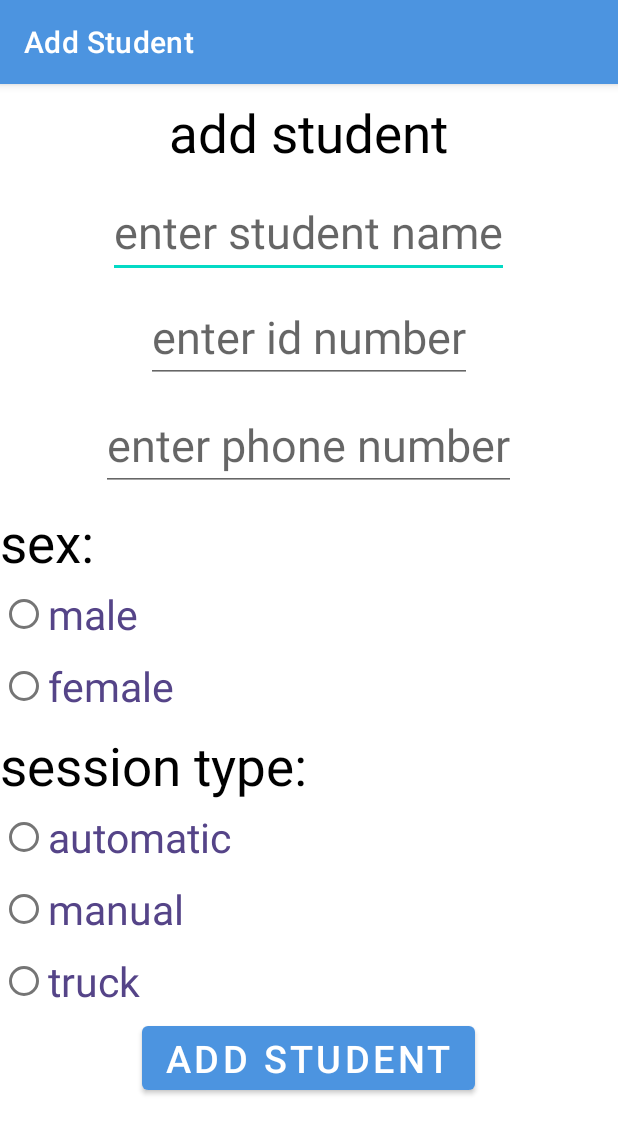
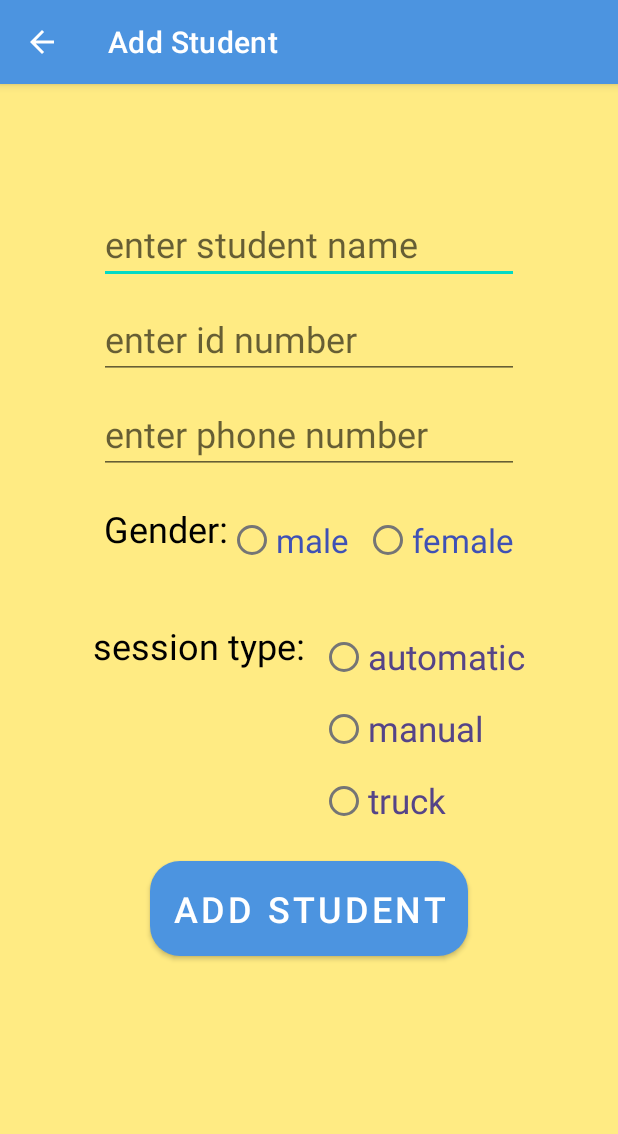
Before and after one commit to Ahmad-Alqattu/Assignment1-Driving-School, an Android app: the AddStudent screen opened directly, with no data from a screen before it, on a phone screen of 412 x 824 dp. Shown: the top 1134 px of the screen. Run offline under Robolectric (Android 15) with nearby library versions, the phone set to English and light mode, and no system bars.

Commit message:
add student

```diff
--- a/app/src/main/AndroidManifest.xml
+++ b/app/src/main/AndroidManifest.xml
@@ -85,7 +85,8 @@
         </activity>
         <activity
             android:name=".Login"
-            android:exported="false">
+            android:exported="false"
+            android:label="Add Student">
             <meta-data
                 android:name="android.app.lib_name"
                 android:value="" />
--- a/app/src/main/java/edu/cs/birzeit/assignment1_driving_school/AddStudent.java
+++ b/app/src/main/java/edu/cs/birzeit/assignment1_driving_school/AddStudent.java
@@ -4,10 +4,16 @@ package edu.cs.birzeit.assignment1_driving_school;
 import androidx.appcompat.app.AppCompatActivity;
 
 import android.os.Bundle;
+import android.view.Menu;
+import android.view.MenuItem;
 import android.view.View;
 import android.widget.Button;
 import android.widget.EditText;
 import android.widget.RadioButton;
+import android.widget.RadioGroup;
+import android.widget.Toast;
+
+import edu.cs.birzeit.assignment1_driving_school.model.Car;
 import edu.cs.birzeit.assignment1_driving_school.model.Student;
 import edu.cs.birzeit.assignment1_driving_school.model.StudentDA;
 
@@ -23,13 +29,31 @@ public class AddStudent extends AppCompatActivity{
     private RadioButton automaticBtn;
     private RadioButton manualBtn;
     private RadioButton truckBtn;
+    private RadioGroup srb;
+    private RadioGroup grb;
 
     @Override
     protected void onCreate(Bundle savedInstanceState) {
         super.onCreate(savedInstanceState);
         setContentView(R.layout.activity_add_student);
         setupView();
+        getSupportActionBar().setDisplayHomeAsUpEnabled(true);
     }
+
+    @Override
+    public boolean onOptionsItemSelected(MenuItem item) {
+        switch (item.getItemId()) {
+            case android.R.id.home:
+                finish();
+                return true;
+        }
+        return super.onOptionsItemSelected(item);
+    }
+
+    public boolean onCreateOptionsMenu(Menu menu) {
+        return true;
+    }
+
 
     public String maleOrFemale(){
         if (maleBtn.isChecked())
@@ -46,7 +70,6 @@ public class AddStudent extends AppCompatActivity{
         else
             return "truck";
     }
-    StudentDA newData = null;
 
     public void setupView() {
         addStudent = findViewById(R.id.addStudent);
@@ -58,6 +81,9 @@ public class AddStudent extends AppCompatActivity{
         automaticBtn = findViewById(R.id.automaticBtn);
         manualBtn = findViewById(R.id.manualBtn);
         truckBtn = findViewById(R.id.truckBtn);
+        grb= findViewById(R.id.grb);
+        srb= findViewById(R.id.srb);
+
 
         addStudent.setOnClickListener(new View.OnClickListener() {
             @Override
@@ -65,12 +91,24 @@ public class AddStudent extends AppCompatActivity{
                 String studentNamee = String.valueOf(studentName.getText().toString());
                 String IDNumberr = String.valueOf(IDNumber.getText().toString());
                 String phoneNumberr = String.valueOf(phoneNumber.getText().toString());
-                Student s = new Student(studentNamee,
-                        IDNumberr, phoneNumberr,
-                        maleOrFemale(),sessionType());
-                newData.students.add(s);
+
+                if(!studentNamee.isEmpty() && !IDNumberr.isEmpty() && !phoneNumberr.isEmpty() && srb.getCheckedRadioButtonId()!=-1&&grb.getCheckedRadioButtonId()!=-1){
+                    Student s = new Student(studentNamee,
+                            IDNumberr, phoneNumberr,
+                            maleOrFemale(),sessionType());
+                    StudentDA.getInstance().addStudentsToTable(s);
+
+                    Toast.makeText(AddStudent.this, "Add successfully", Toast.LENGTH_SHORT).show();
+                    finish();
+                }
+                else
+                {
+                    Toast.makeText(AddStudent.this, "You Should full all Data", Toast.LENGTH_SHORT).show();
+                }
             }
         });
+
+
     }
 
 }
--- a/app/src/main/java/edu/cs/birzeit/assignment1_driving_school/model/SessionDA.java
+++ b/app/src/main/java/edu/cs/birzeit/assignment1_driving_school/model/SessionDA.java
@@ -10,9 +10,9 @@ public class SessionDA implements ISessionDA{
     public SessionDA(){
         sessions = new ArrayList<>();
 
-        sessions.add(new Session(1,2,2023,11,"ibrahim","bmw"));
-        sessions.add(new Session(5,4,2023,10,"alaa","mercedes"));
-        sessions.add(new Session(11,12,2023,12,"ali","mazda"));
+        sessions.add(new Session(1,2,2023,11,00,"ibrahim","bmw"));
+        sessions.add(new Session(5,4,2023,10,30,"alaa","mercedes"));
+        sessions.add(new Session(11,12,2023,15,50,"ali","mazda"));
 
     }
     @Override
--- a/app/src/main/java/edu/cs/birzeit/assignment1_driving_school/student_info.java
+++ b/app/src/main/java/edu/cs/birzeit/assignment1_driving_school/student_info.java
@@ -126,9 +126,10 @@ public class student_info extends AppCompatActivity {
                     Toast.makeText(student_info.this, "Add successfully", Toast.LENGTH_SHORT).show();
 
                     if (StudentDA.getInstance().students.get(id).getPaid() == Integer.parseInt(getIntent().getStringExtra("topay"))) {
-                        if (StudentDA.getInstance().students.get(id).getStatus().equalsIgnoreCase("has Debts"))
+                        if (StudentDA.getInstance().students.get(id).getStatus().equalsIgnoreCase("has Debts")) {
                             StudentDA.getInstance().students.get(id).setStatus("Done");
                             cons.setVisibility(View.INVISIBLE);
+                        }
                         rbAdd.setVisibility(View.INVISIBLE);
                     }
                 } else {
--- a/app/src/main/res/layout/activity_add_student.xml
+++ b/app/src/main/res/layout/activity_add_student.xml
@@ -1,135 +1,147 @@
 <?xml version="1.0" encoding="utf-8"?>
-<androidx.appcompat.widget.LinearLayoutCompat
-    xmlns:android="http://schemas.android.com/apk/res/android"
+<androidx.appcompat.widget.LinearLayoutCompat xmlns:android="http://schemas.android.com/apk/res/android"
     xmlns:app="http://schemas.android.com/apk/res-auto"
     xmlns:tools="http://schemas.android.com/tools"
-    android:orientation="vertical"
     android:layout_width="match_parent"
     android:layout_height="match_parent"
+    android:paddingTop="70dp"
+    android:background="#FFEB83"
+    android:orientation="vertical"
     tools:context=".AddStudent">
 
+
+    <EditText
+        android:id="@+id/studentName"
+        android:layout_width="280dp"
+        android:layout_height="wrap_content"
+        android:layout_gravity="center"
+        android:layout_marginTop="10dp"
+        android:hint="enter student name"
+        android:textSize="24sp" />
+
+    <EditText
+        android:id="@+id/IDNumber"
+        android:layout_width="280dp"
+        android:layout_height="wrap_content"
+        android:layout_gravity="center"
+        android:layout_marginTop="10dp"
+        android:hint="enter id number"
+        android:textColor="@color/black"
+        android:textSize="24sp" />
+
+    <EditText
+        android:id="@+id/phoneNumber"
+        android:layout_width="280dp"
+        android:layout_height="wrap_content"
+        android:layout_gravity="center"
+        android:layout_marginTop="10dp"
+        android:hint="enter phone number"
+        android:textSize="24sp" />
+
+    <LinearLayout
+        android:layout_width="wrap_content"
+        android:layout_height="wrap_content"
+        android:layout_gravity="center_horizontal"
+        android:layout_margin="10dp"
+        android:orientation="horizontal">
 
         <TextView
             android:layout_width="wrap_content"
             android:layout_height="wrap_content"
-        android:textSize="35sp"
-        android:layout_gravity="center"
-        android:text="add student"
+            android:layout_marginTop="10dp"
+            android:text="Gender:"
+
             android:textColor="@color/black"
-        android:layout_margin="3dp"
-        android:padding="5dp"
-        />
+            android:textSize="24sp" />
 
-    <EditText
+        <RadioGroup
+            android:id="@+id/grb"
             android:layout_width="wrap_content"
             android:layout_height="wrap_content"
-        android:id="@+id/studentName"
-        android:textSize="30sp"
-        android:layout_margin="3dp"
-        android:hint="enter student name"
-        android:layout_gravity="center"
-        />
+            android:layout_marginTop="10dp"
 
-    <EditText
+            android:orientation="horizontal">
+
+            <RadioButton
+                android:id="@+id/maleBtn"
                 android:layout_width="wrap_content"
                 android:layout_height="wrap_content"
-        android:id="@+id/IDNumber"
-        android:textSize="30sp"
-        android:layout_margin="5dp"
-        android:textColor="@color/black"
-        android:hint="enter id number"
-        android:layout_gravity="center"
-        />
+                android:layout_marginRight="10dp"
+                android:text="male"
+                android:textColor="#3F51B5"
 
-    <EditText
+                android:textSize="22sp" />
+
+            <RadioButton
+                android:id="@+id/femaleBtn"
                 android:layout_width="wrap_content"
                 android:layout_height="wrap_content"
-        android:id="@+id/phoneNumber"
-        android:textSize="30sp"
-        android:layout_margin="5dp"
-        android:hint="enter phone number"
-        android:layout_gravity="center"
-        />
+                android:text="female"
+                android:textColor="#3F51B5"
+                android:textSize="22sp" />
+        </RadioGroup>
+    </LinearLayout>
+
+    <LinearLayout
+        android:layout_width="wrap_content"
+        android:layout_height="wrap_content"
+        android:layout_gravity="center_horizontal"
+        android:layout_marginTop="10dp"
+        android:orientation="horizontal">
 
         <TextView
             android:layout_width="wrap_content"
             android:layout_height="wrap_content"
-        android:layout_marginTop="5dp"
-        android:text="sex:"
+            android:layout_marginStart="10dp"
+            android:layout_marginTop="10dp"
+            android:text="session type:"
+
             android:textColor="@color/black"
-        android:textSize="35sp"
-        />
+            android:textSize="24sp" />
 
         <RadioGroup
+            android:id="@+id/srb"
+
             android:layout_width="wrap_content"
             android:layout_height="wrap_content"
 
-        >
+            android:layout_margin="10dp"
+            android:orientation="vertical">
+
             <RadioButton
+                android:id="@+id/automaticBtn"
                 android:layout_width="wrap_content"
                 android:layout_height="wrap_content"
-            android:id="@+id/maleBtn"
+                android:text="automatic"
                 android:textColor="#f548"
-            android:textSize="27sp"
-            android:text="male"
-            />
+                android:textSize="23sp" />
+
             <RadioButton
+                android:id="@+id/manualBtn"
                 android:layout_width="wrap_content"
                 android:layout_height="wrap_content"
-            android:id="@+id/femaleBtn"
+                android:text="manual"
                 android:textColor="#f548"
-            android:textSize="27sp"
-            android:text="female"
-            />
-    </RadioGroup>
+                android:textSize="23sp" />
 
-    <TextView
+            <RadioButton
+                android:id="@+id/truckBtn"
                 android:layout_width="wrap_content"
                 android:layout_height="wrap_content"
-        android:text="session type:"
-        android:textSize="35sp"
-        android:textColor="@color/black"
-        android:layout_marginTop="5dp"
-        />
+                android:text="truck"
+                android:textColor="#f548"
+                android:textSize="23sp" />
+        </RadioGroup>
+    </LinearLayout>
 
-    <RadioGroup
+    <Button
+        android:id="@+id/addStudent"
         android:layout_width="wrap_content"
         android:layout_height="wrap_content"
-
-        >
-        <RadioButton
-            android:layout_width="wrap_content"
-            android:layout_height="wrap_content"
-            android:id="@+id/automaticBtn"
-            android:text="automatic"
-            android:textColor="#f548"
-            android:textSize="27sp"
-            />
-        <RadioButton
-            android:layout_width="wrap_content"
-            android:layout_height="wrap_content"
-            android:id="@+id/manualBtn"
-            android:textSize="27sp"
-            android:text="manual"
-            android:textColor="#f548"
-            />
-        <RadioButton
-            android:layout_width="wrap_content"
-            android:layout_height="wrap_content"
-            android:id="@+id/truckBtn"
-            android:textSize="27sp"
-            android:textColor="#f548"
-            android:text="truck"
-            />
-    </RadioGroup>
-
-    <Button
-        android:layout_width="wrap_content"
-        android:layout_height="wrap_content"
-        android:id="@+id/addStudent"
+        android:layout_gravity="center"
+        android:padding="15dp"
         android:text="Add Student"
-        android:textSize="25sp"
-        android:layout_gravity="center"
-        />
+        android:textSize="24sp"
+        app:cornerRadius="20dp" />
 
 </androidx.appcompat.widget.LinearLayoutCompat>
--- a/app/src/main/res/layout/activity_sign_up.xml
+++ b/app/src/main/res/layout/activity_sign_up.xml
@@ -88,4 +88,7 @@
         app:layout_constraintEnd_toEndOf="parent"
         app:layout_constraintStart_toStartOf="parent"
         app:layout_constraintTop_toBottomOf="@+id/editPassword" />
+
+
+
 </androidx.constraintlayout.widget.ConstraintLayout>
```
Also changed, not shown: app/src/main/java/edu/cs/birzeit/assignment1_driving_school/AddSession.java (+48 -6 lines), app/src/main/java/edu/cs/birzeit/assignment1_driving_school/SignUP.java (+8 -0 lines), app/src/main/java/edu/cs/birzeit/assignment1_driving_school/model/Session.java (+22 -1 lines), app/src/main/java/edu/cs/birzeit/assignment1_driving_school/model/StudentDA.java (+8 -6 lines), app/src/main/res/layout/activity_add_session.xml (+45 -58 lines). Lines whose indentation alone changed are shown as unchanged.
